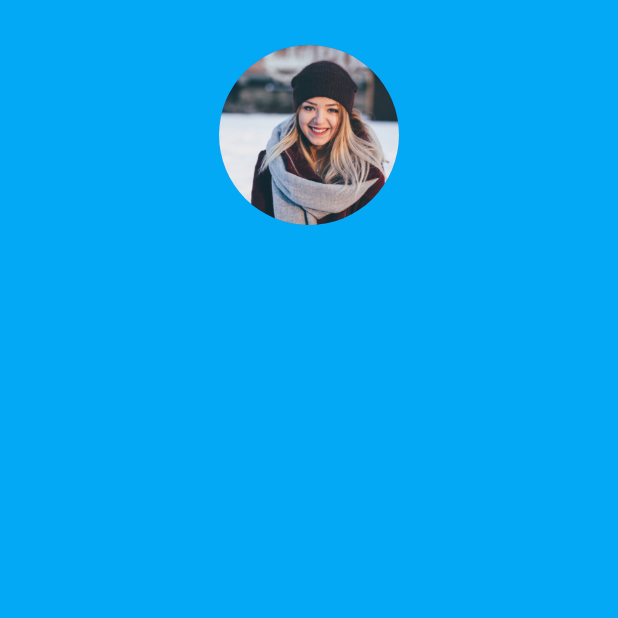
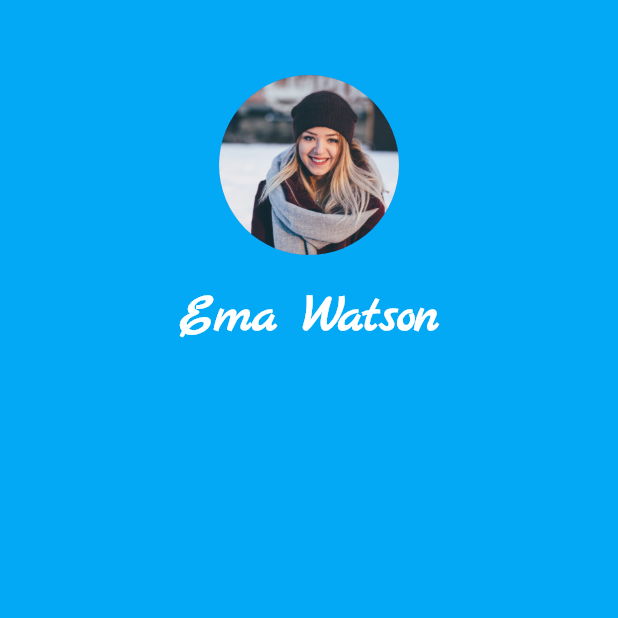
Before and after one commit to khadkabindu/Flutter-Portfolio-App, a Flutter app: the screen it shows after launch, on a phone screen of 412 x 824 dp, the top half of it. Run offline on Flutter 3.47's test engine with Material 2 defaults, Android fonts, the phone set to English and light mode, and no system bars.

Commit message:
added font

```diff
--- a/lib/main.dart
+++ b/lib/main.dart
@@ -15,12 +15,23 @@ class MyApp extends StatelessWidget {
             child: Column(
               children: <Widget>[
                 SizedBox(
-                  height: 30.0,
+                  height: 50.0,
                 ),
                 CircleAvatar(
                   radius: 60.0,
                   backgroundImage: AssetImage('images/profile.jpeg'),
                 ),
+                SizedBox(
+                  height: 20.0,
+                ),
+                Text(
+                  'Ema Watson',
+                  style: TextStyle(
+                      fontFamily: 'MarckScript',
+                      fontWeight: FontWeight.bold,
+                      color: Colors.white,
+                      fontSize: 35.0),
+                )
               ],
             ),
           ),
--- a/pubspec.yaml
+++ b/pubspec.yaml
@@ -42,6 +42,12 @@ flutter:
 
   assets:
     - images/
+  fonts:
+    - family: MarckScript
+      fonts:
+        - asset: fonts/MarckScript-Regular.ttf
+
+
 
   # To add assets to your application, add an assets section, like this:
   # assets:
```
Also changed, not shown: fonts/MarckScript-Regular.ttf (added).
